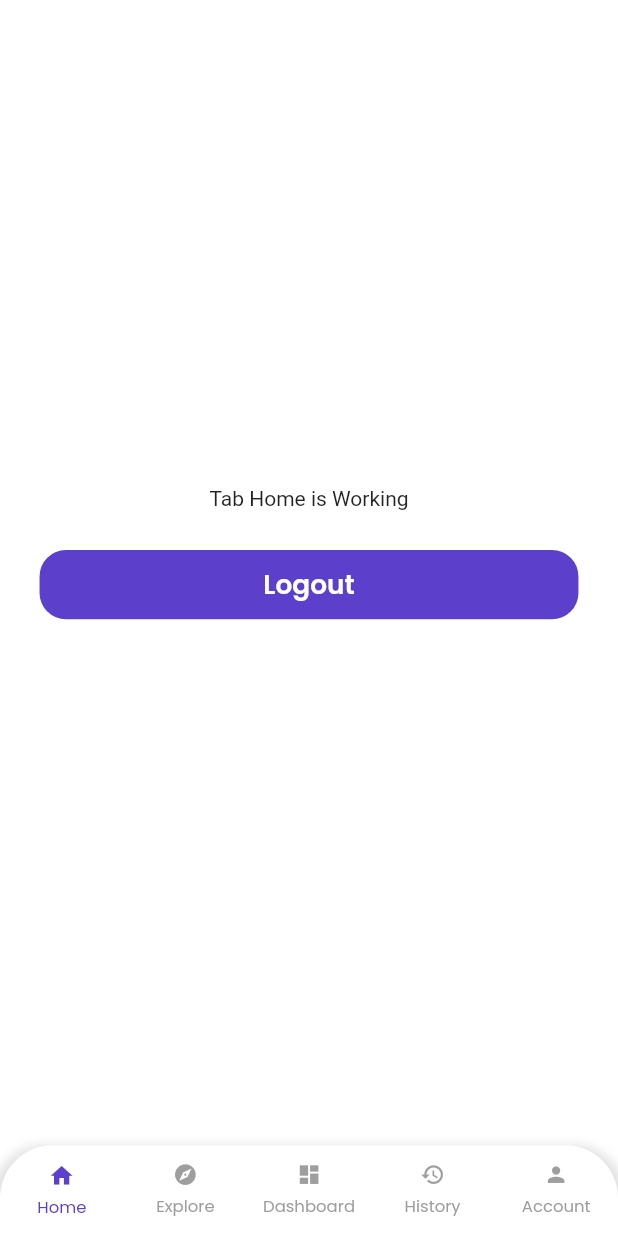
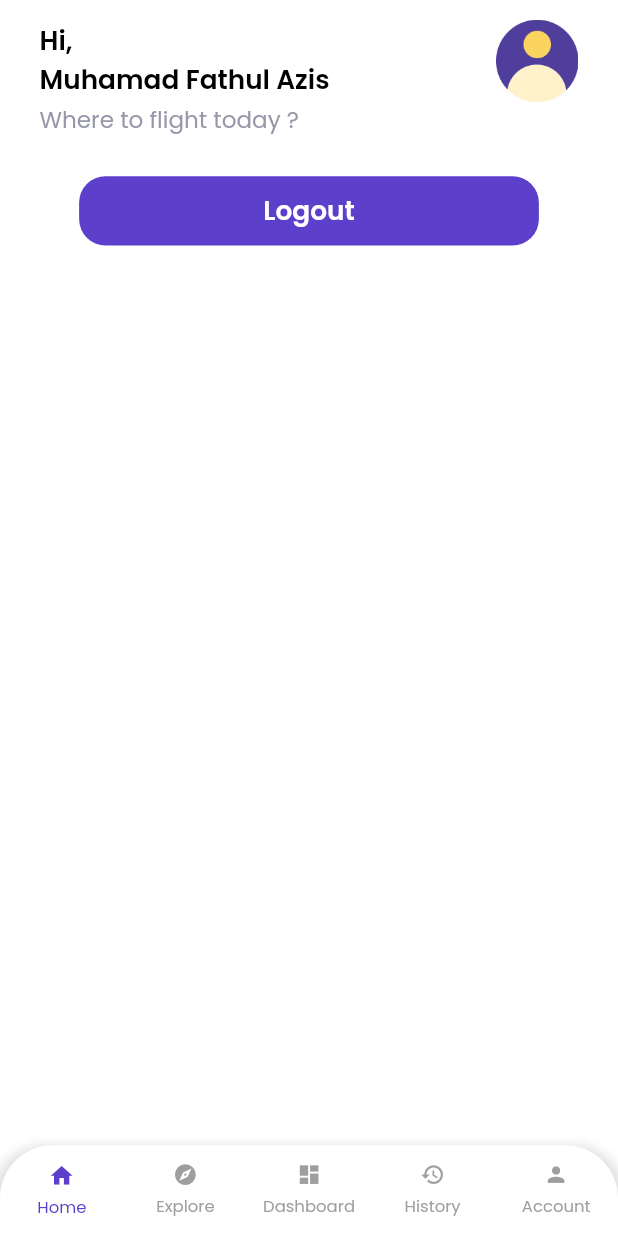
Before and after one commit to fathulaziss/airpedia, a Flutter app: the HomeView screen opened by its route, on a phone screen of 412 x 824 dp. Run offline on Flutter 3.47's test engine with Material 2 defaults, Android fonts, the phone set to English and light mode, and no system bars; our stand-ins replace cloud_firestore, dio, dropdown_button2, equatable, firebase_auth, firebase_core and 8 more; missing offline and left inert: colored_json, easy_mask, flutter_jailbreak_detection; accounts and stored records are empty; project files that could hold a hidden picture were left out.

Commit message:
update tab home

```diff
--- /dev/null
+++ b/lib/app/modules/home/components/tab_home_header.dart
@@ -0,0 +1,43 @@
+import 'package:airpedia/styles/colors.dart';
+import 'package:airpedia/styles/styles.dart';
+import 'package:airpedia/utils/app_asset.dart';
+import 'package:airpedia/utils/regex.dart';
+import 'package:flutter/material.dart';
+import 'package:flutter_screenutil/flutter_screenutil.dart';
+
+class TabHomeHeader extends StatelessWidget {
+  const TabHomeHeader({super.key});
+
+  @override
+  Widget build(BuildContext context) {
+    return Padding(
+      padding: EdgeInsets.only(top: 12.w),
+      child: Column(
+        crossAxisAlignment: CrossAxisAlignment.start,
+        children: [
+          Row(
+            children: [
+              Expanded(
+                child: Column(
+                  crossAxisAlignment: CrossAxisAlignment.start,
+                  children: [
+                    Text('Hi,', style: TextStyles.title),
+                    Text(
+                      convertTitleCase('muhamad fathul azis'),
+                      style: TextStyles.title,
+                    ),
+                  ],
+                ),
+              ),
+              Image.asset(AppAsset.image('img_photo_profile.png'), width: 50.w)
+            ],
+          ),
+          Text(
+            'Where to flight today ?',
+            style: TextStyles.text.copyWith(color: AppColor.greyColor1),
+          ),
+        ],
+      ),
+    );
+  }
+}
--- a/lib/app/modules/home/tab/tab_home.dart
+++ b/lib/app/modules/home/tab/tab_home.dart
@@ -1,17 +1,29 @@
+import 'package:airpedia/app/modules/home/components/tab_home_header.dart';
 import 'package:airpedia/services/app_cycle_service.dart';
+import 'package:airpedia/styles/colors.dart';
+import 'package:airpedia/styles/styles.dart';
+import 'package:airpedia/utils/app_asset.dart';
+import 'package:airpedia/utils/regex.dart';
 import 'package:airpedia/widgets/buttons/button_primary.dart';
 import 'package:flutter/material.dart';
 import 'package:flutter_screenutil/flutter_screenutil.dart';
+import 'package:get/get.dart';
 
 class TabHome extends StatelessWidget {
   const TabHome({Key? key}) : super(key: key);
 
   @override
   Widget build(BuildContext context) {
-    return Column(
-      mainAxisAlignment: MainAxisAlignment.center,
+    return Padding(
+      padding: EdgeInsets.fromLTRB(
+        24.w,
+        MediaQuery.of(context).viewPadding.top,
+        24.w,
+        0,
+      ),
+      child: Column(
         children: [
-        const Text('Tab Home is Working'),
+          const TabHomeHeader(),
           Padding(
             padding: EdgeInsets.all(24.w),
             child: ButtonPrimary(
@@ -22,6 +34,7 @@ class TabHome extends StatelessWidget {
             ),
           ),
         ],
+      ),
     );
   }
 }
--- a/lib/utils/regex.dart
+++ b/lib/utils/regex.dart
@@ -17,3 +17,20 @@ bool isValidPassword({required String password, int minLength = 8}) {
   // &&
   // hasSpecialCharacters;
 }
+
+String convertCapitalCase(String text) {
+  final newText =
+      text.isNotEmpty ? '${text[0].toUpperCase()}${text.substring(1)}' : '';
+  // ex : Hello world
+  return newText;
+}
+
+String convertTitleCase(String text) {
+  final newText = text
+      .replaceAll(RegExp(' +'), ' ')
+      .split(' ')
+      .map((str) => convertCapitalCase(str))
+      .join(' ');
+  // ex : Hello World
+  return newText;
+}
```
Lines whose indentation alone changed are shown as unchanged.
